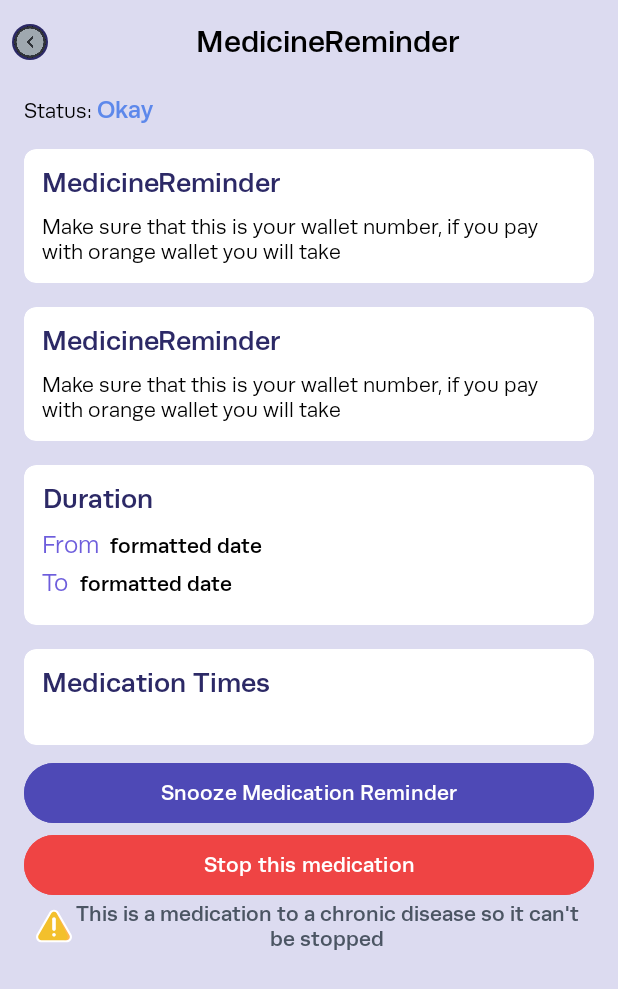
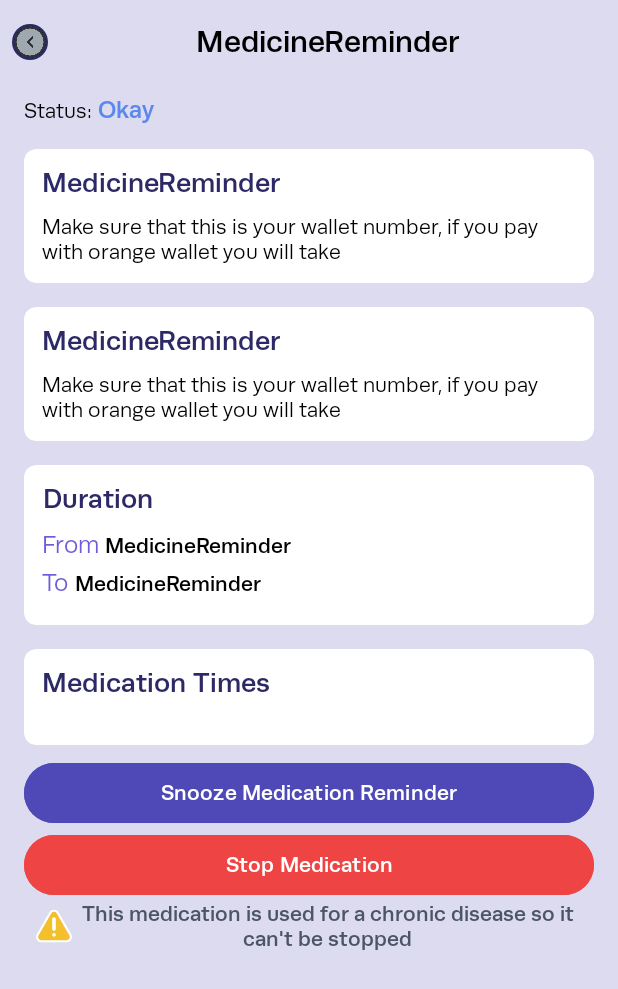
Before and after one commit to EvaPharma-Hackathon/Medicine-Reminder, an Android app: the MedicineDetailsFragment screen opened through its navigation route, on a phone screen of 412 x 824 dp. Shown: the top 989 px of the screen. Run offline under Robolectric (Android 15) with nearby library versions, the phone set to English and light mode, and no system bars; our stand-ins replace Dagger/Hilt's generated code; libraries missing offline, so code that uses them is left out: es.dmoral.toasty; 2 statements that could not run were skipped.

Commit message:
extract string resources and remove debugging prints

```diff
--- a/app/src/main/java/com/evapharma/medicinereminder/features/medicine_reminder/data/model/Status.kt
+++ b/app/src/main/java/com/evapharma/medicinereminder/features/medicine_reminder/data/model/Status.kt
@@ -6,7 +6,7 @@ import com.evapharma.medicinereminder.R
 enum class Status(val apiName: String, val color: Int) {
     ACTIVE(apiName = "Active", color = R.color.success),
     INACTIVE(apiName = "InActive", color = R.color.black),
-    SNOOZED(apiName = "Snoozed", color = R.color.warning),
+    SNOOZED(apiName = "Snoozed", color = R.color.google),
     EXPIRED(apiName = "Expired", color = R.color.hint),
     STOPPED(apiName = "Stopped", color = R.color.error);
 
--- a/app/src/main/java/com/evapharma/medicinereminder/features/medicine_reminder/presentation/MedicineListFragment.kt
+++ b/app/src/main/java/com/evapharma/medicinereminder/features/medicine_reminder/presentation/MedicineListFragment.kt
@@ -66,20 +66,19 @@ class MedicineListFragment : BaseFragment<FragmentMedicineListBinding, MedicineL
 
     private fun updateUI(state: MedicineListViewState) {
 
-        println("updateUI: $state")
+
         // Update the UI based on the state
         if (state.isLoading) {
-            println("isLoading")
             binding.progressBar.visibility = View.VISIBLE
             binding.nestedScrollView.visibility = View.GONE
             // Show loading indicator
         } else if (state.isSuccess) {
-            println("Success")
+
             binding.progressBar.visibility = View.GONE
             binding.nestedScrollView.visibility = View.VISIBLE
             // Update the RecyclerView with the new data
             state.data?.let {
-                println("data $it")
+
                 (binding.medicineListRecyclerView.adapter as? MedicineListAdapter)?.updateData(
                     it
                 )
@@ -87,12 +86,11 @@ class MedicineListFragment : BaseFragment<FragmentMedicineListBinding, MedicineL
         } else if (state.isEmpty) {
             binding.progressBar.visibility = View.GONE
             binding.nestedScrollView.visibility = View.VISIBLE
-            println("isEmpty")
+
             // Show empty state UI
         } else if (state.error != null) {
             binding.progressBar.visibility = View.GONE
             binding.nestedScrollView.visibility = View.VISIBLE
-            println("error")
             // Show error message
         }
     }
--- a/app/src/main/java/com/evapharma/medicinereminder/features/medicine_reminder/presentation/result/MedincieDetailsResult.kt
+++ b/app/src/main/java/com/evapharma/medicinereminder/features/medicine_reminder/presentation/result/MedincieDetailsResult.kt
@@ -6,7 +6,7 @@ import com.evapharma.medicinereminder.features.medicine_reminder.presentation.vi
 
 
 sealed class MedicineDetailsResult : Result<MedicineDetailsViewState> {
-    data class MedicineDetails(val medicineDetailsVS: MedicineDetailsViewState) :
+    data class Medicine(val medicineDetailsVS: MedicineDetailsViewState) :
         MedicineDetailsResult() {
 
         override fun reduce(
@@ -23,7 +23,7 @@ sealed class MedicineDetailsResult : Result<MedicineDetailsViewState> {
         }
     }
 
-    data class MedicineUpdate(val medicineUpdateVS: MedicineDetailsViewState) :
+    data class MedicineStatusUpdate(val medicineUpdateVS: MedicineDetailsViewState) :
         MedicineDetailsResult() {
         override fun reduce(
             defaultState: MedicineDetailsViewState,
--- a/app/src/main/java/com/evapharma/medicinereminder/features/medicine_reminder/presentation/viewmodel/MedicineListViewModel.kt
+++ b/app/src/main/java/com/evapharma/medicinereminder/features/medicine_reminder/presentation/viewmodel/MedicineListViewModel.kt
@@ -26,7 +26,7 @@ class MedicineListViewModel @Inject constructor(
         get() = MedicineListViewState()
 
     override fun handleAction(action: MedicineListAction): Flow<MedicineListResult> {
-        println("handleAction")
+
         return flow {
             when (action) {
                 is MedicineListAction.LoadMedicineList -> handleLoadMedicineList(collector = this)
@@ -35,7 +35,7 @@ class MedicineListViewModel @Inject constructor(
     }
 
     private suspend fun handleLoadMedicineList(collector: FlowCollector<MedicineListResult>) {
-        println("handleLoadMedicineList")
+
         collector.emit(MedicineListResult.MedicineList(MedicineListViewState(isLoading = true)))
         // add a delay to simulate a network call
 
@@ -47,15 +47,12 @@ class MedicineListViewModel @Inject constructor(
         useCaseResponse: DataState<List<Medicine>>,
         collector: FlowCollector<MedicineListResult>
     ) {
-        println("handleLoadMedicineListUseCaseResponse")
         // TODO: should be removed
-        delay(2000)
+        delay(1000)
         //
         when (useCaseResponse) {
             is DataState.Success -> {
                 if (useCaseResponse.isEmptyList()) {
-                    println("handleLoadMedicineListUseCaseResponse: Empty List")
-
                     collector.emit(
                         MedicineListResult.MedicineList(
                             MedicineListViewState(
@@ -64,7 +61,6 @@ class MedicineListViewModel @Inject constructor(
                         )
                     )
                 } else {
-                    println("handleLoadMedicineListUseCaseResponse: ${useCaseResponse.data}")
                     collector.emit(
                         MedicineListResult.MedicineList(
                             MedicineListViewState(
--- a/app/src/main/res/layout/duration_card.xml
+++ b/app/src/main/res/layout/duration_card.xml
@@ -24,7 +24,7 @@
             <TextView
                 android:layout_width="wrap_content"
                 android:layout_height="wrap_content"
-                android:text="Duration"
+                android:text="@string/duration"
                 android:gravity="center"
                 android:textColor="@color/primary_color"
                 android:layout_marginBottom="@dimen/margin_10"
@@ -41,8 +41,8 @@
                 <TextView
                     android:layout_width="wrap_content"
                     android:layout_height="wrap_content"
-                    android:layout_marginRight="@dimen/margin_4"
-                    android:text="From"
+                    android:layout_marginEnd="@dimen/margin_4"
+                    android:text="@string/from"
                     android:textColor="@color/primary_shade_400"
                     android:textSize="16sp"
                     />
@@ -51,7 +51,7 @@
                     android:id="@+id/DurationFrom"
                     android:layout_width="wrap_content"
                     android:layout_height="wrap_content"
-                    android:text=" formatted date "
+                    android:text="@string/app_name"
                     android:textColor="@color/black"
 
                     android:textSize="14sp"
@@ -68,8 +68,8 @@
                 <TextView
                     android:layout_width="wrap_content"
                     android:layout_height="wrap_content"
-                    android:text="To"
-                    android:layout_marginRight="@dimen/margin_4"
+                    android:text="@string/to"
+                    android:layout_marginEnd="@dimen/margin_4"
                     android:textColor="@color/primary_shade_400"
                     android:textSize="16sp" />
 
@@ -77,7 +77,7 @@
                     android:id="@+id/DurationTo"
                     android:layout_width="wrap_content"
                     android:layout_height="wrap_content"
-                    android:text=" formatted date "
+                    android:text="@string/app_name"
                     android:textColor="@color/black"
                     android:textSize="14sp"
                     android:textStyle="bold" />
--- a/app/src/main/res/layout/fragment_medicine_details.xml
+++ b/app/src/main/res/layout/fragment_medicine_details.xml
@@ -87,7 +87,8 @@
                     <TextView
                         android:layout_width="wrap_content"
                         android:layout_height="wrap_content"
-                        android:text="Status: "
+                        android:text="@string/status"
+                        android:layout_marginEnd="@dimen/margin_4"
                         android:textColor="@color/black"
                         android:textSize="14sp" />
 
@@ -125,7 +126,7 @@
                     android:layout_height="wrap_content"
                     android:layout_marginHorizontal="@dimen/margin_8"
                     android:backgroundTint="@color/primary_shade_500"
-                    android:text="Snooze Medication Reminder"
+                    android:text="@string/snooze_medication_reminder"
                     android:textColor="@color/white"
                     android:textStyle="bold" />
 
@@ -135,7 +136,7 @@
                     android:layout_height="wrap_content"
                     android:layout_marginHorizontal="@dimen/margin_8"
                     android:backgroundTint="@color/error"
-                    android:text="Stop this medication"
+                    android:text="@string/stop_medication"
                     android:textColor="@color/white"
                     android:textStyle="bold" />
 
@@ -143,14 +144,14 @@
                     android:id="@+id/isChronic_warning_message"
                     android:layout_width="match_parent"
                     android:layout_height="wrap_content"
-                    android:drawableStart="@drawable/ic_warning"
                     android:fontFamily="@font/runda_bold"
                     android:gravity="center"
                     android:paddingHorizontal="@dimen/margin_16"
                     android:text="@string/this_is_a_medication_to_a_chronic_disease_so_it_can_t_be_stopped"
                     android:textColor="@color/hint"
                     android:textSize="14sp"
-                    android:textStyle="bold" />
+                    android:textStyle="bold"
+                    app:drawableStartCompat="@drawable/ic_warning" />
             </LinearLayout>
 
         </LinearLayout>
--- a/app/src/main/res/layout/medication_times.xml
+++ b/app/src/main/res/layout/medication_times.xml
@@ -23,7 +23,7 @@
 
                 android:layout_width="wrap_content"
                 android:layout_height="wrap_content"
-                android:text="Medication Times"
+                android:text="@string/medication_times"
                 android:textColor="@color/primary_color"
                 android:layout_marginBottom="@dimen/margin_10"
                 android:textSize="18sp"
--- a/app/src/main/res/layout/time_view.xml
+++ b/app/src/main/res/layout/time_view.xml
@@ -15,7 +15,7 @@
         android:text="@string/app_name"
         android:textStyle="bold"
         android:fontFamily="@font/runda_bold"
-        android:textSize="@dimen/margin_16"
+        android:textSize="@dimen/text_size_16"
         android:tint="@color/primary_variant"
         app:drawableStartCompat="@drawable/clock_icon" />
 
--- a/app/src/main/res/values/strings.xml
+++ b/app/src/main/res/values/strings.xml
@@ -149,6 +149,24 @@
     <string name="back">back</string>
     <string name="medication_status">Status:</string>
     <string name="my_medications">My Medications</string>
-    <string name="this_is_a_medication_to_a_chronic_disease_so_it_can_t_be_stopped">This is a medication to a chronic disease so it can\'t be stopped</string>
+    <string name="this_is_a_medication_to_a_chronic_disease_so_it_can_t_be_stopped">This medication is used for a chronic disease so it can\'t be stopped</string>
+    <string name="medication_times">Medication Times</string>
+    <string name="duration">Duration</string>
+    <string name="to">To</string>
+    <string name="status">Status:</string>
+    <string name="snooze_medication_reminder">Snooze Medication Reminder</string>
+    <string name="stop_medication">Stop Medication</string>
+    <string name="dosage">Dosage</string>
+    <string name="titration">Titration</string>
+    <string name="set_medication_time">Set Medication Time</string>
+    <string name="reactivate_this_medication">Reactivate This Medication</string>
+    <string name="activate">Activate</string>
+    <string name="error_updating_medicine_status">Error updating medicine status</string>
+    <string name="are_you_sure">Are you sure ?</string>
+    <string name="confirm_action">Confirm Action</string>
+    <string name="are_you_sure_you_want_to_stop_this_medication">Are you sure you want to stop this medication?</string>
+    <string name="are_you_sure_you_want_to_snooze_this_medication">Are you sure you want to snooze this medication?</string>
+    <string name="are_you_sure_you_want_to_reactivate_this_medication">Are you sure you want to Reactivate this medication?</string>
+    <string name="medicine_updated_successfully">Medicine updated successfully</string>
 
 </resources>
```
Also changed, not shown: app/src/main/java/com/evapharma/medicinereminder/features/medicine_reminder/presentation/MedicineDetailsFragment.kt (+19 -21 lines), app/src/main/java/com/evapharma/medicinereminder/features/medicine_reminder/presentation/viewmodel/MedicineDetailsViewModel.kt (+9 -9 lines).
